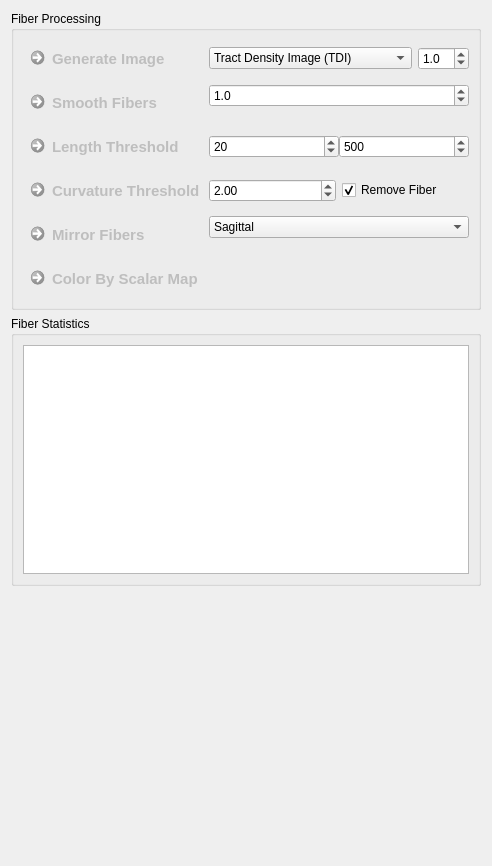
Before: the Qt Designer form Plugins/org.mitk.gui.qt.diffusionimaging/src/internal/QmitkFiberProcessingViewControls.ui in MITK/MITK, drawn with Qt 5.
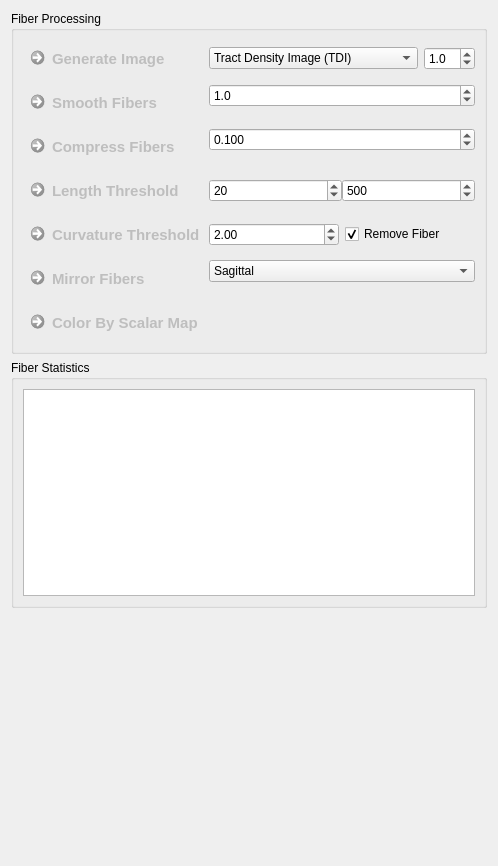
After: the same form once the commit is applied.

Commit message: added lossy fiber compression

The edit to the form file:
```diff
--- a/Plugins/org.mitk.gui.qt.diffusionimaging/src/internal/QmitkFiberProcessingViewControls.ui
+++ b/Plugins/org.mitk.gui.qt.diffusionimaging/src/internal/QmitkFiberProcessingViewControls.ui
@@ -6,7 +6,7 @@
    <rect>
     <x>0</x>
     <y>0</y>
-    <width>492</width>
+    <width>498</width>
     <height>866</height>
    </rect>
   </property>
@@ -203,7 +203,7 @@
         </property>
        </widget>
       </item>
-      <item row="5" column="0">
+      <item row="6" column="0">
        <widget class="QCommandLinkButton" name="m_PruneFibersButton">
         <property name="enabled">
          <bool>false</bool>
@@ -233,7 +233,7 @@
         </property>
        </widget>
       </item>
-      <item row="5" column="1">
+      <item row="6" column="1">
        <widget class="QFrame" name="frame">
         <property name="frameShape">
          <enum>QFrame::NoFrame</enum>
@@ -283,7 +283,7 @@
         </layout>
        </widget>
       </item>
-      <item row="6" column="0">
+      <item row="7" column="0">
        <widget class="QCommandLinkButton" name="m_CurvatureThresholdButton">
         <property name="enabled">
          <bool>false</bool>
@@ -313,7 +313,7 @@
         </property>
        </widget>
       </item>
-      <item row="6" column="1">
+      <item row="7" column="1">
        <widget class="QFrame" name="frame_3">
         <property name="frameShape">
          <enum>QFrame::NoFrame</enum>
@@ -363,7 +363,7 @@
         </layout>
        </widget>
       </item>
-      <item row="8" column="0">
+      <item row="9" column="0">
        <widget class="QCommandLinkButton" name="m_MirrorFibersButton">
         <property name="enabled">
          <bool>false</bool>
@@ -393,7 +393,7 @@
         </property>
        </widget>
       </item>
-      <item row="8" column="1">
+      <item row="9" column="1">
        <widget class="QComboBox" name="m_AxisSelectionBox">
         <property name="currentIndex">
          <number>0</number>
@@ -421,7 +421,7 @@
         </item>
        </widget>
       </item>
-      <item row="9" column="0">
+      <item row="10" column="0">
        <widget class="QCommandLinkButton" name="m_FaColorFibersButton">
         <property name="enabled">
          <bool>false</bool>
@@ -470,6 +470,58 @@
         </property>
        </widget>
       </item>
+      <item row="5" column="0">
+       <widget class="QCommandLinkButton" name="m_CompressFibersButton">
+        <property name="enabled">
+         <bool>false</bool>
+        </property>
+        <property name="sizePolicy">
+         <sizepolicy hsizetype="Preferred" vsizetype="Preferred">
+          <horstretch>0</horstretch>
+          <verstretch>0</verstretch>
+         </sizepolicy>
+        </property>
+        <property name="maximumSize">
+         <size>
+          <width>200</width>
+          <height>16777215</height>
+         </size>
+        </property>
+        <property name="font">
+         <font>
+          <pointsize>11</pointsize>
+         </font>
+        </property>
+        <property name="toolTip">
+         <string>Remove points from fibers with the specified error constraint.</string>
+        </property>
+        <property name="text">
+         <string>Compress Fibers</string>
+        </property>
+       </widget>
+      </item>
+      <item row="5" column="1">
+       <widget class="QDoubleSpinBox" name="m_FiberErrorSpinBox">
+        <property name="toolTip">
+         <string>Allowed error in mm.</string>
+        </property>
+        <property name="decimals">
+         <number>3</number>
+        </property>
+        <property name="minimum">
+         <double>0.000000000000000</double>
+        </property>
+        <property name="maximum">
+         <double>10.000000000000000</double>
+        </property>
+        <property name="singleStep">
+         <double>0.010000000000000</double>
+        </property>
+        <property name="value">
+         <double>0.100000000000000</double>
+        </property>
+       </widget>
+      </item>
      </layout>
     </widget>
    </item>
```
Left out of the diff: 41 changed lines with no effect on the pictures. The commit also changes 6 other files.
